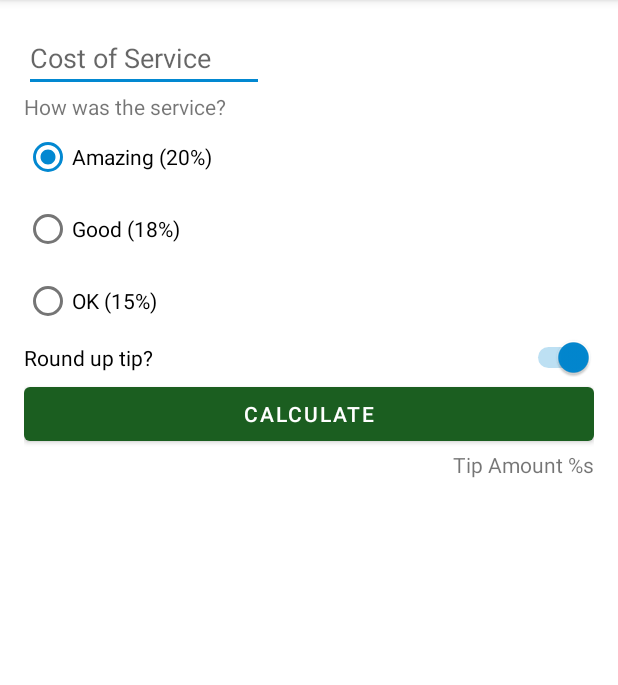
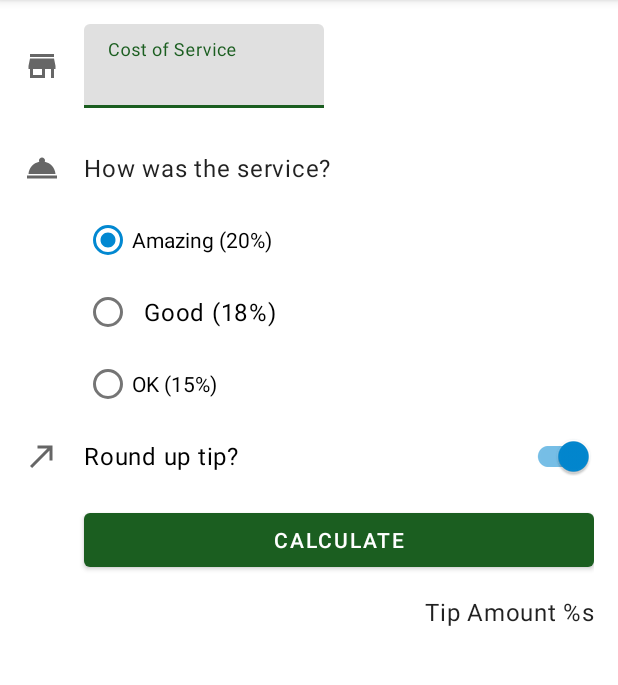
Before and after one commit to dedywong31/android-kotlin-tip-calculator-app, an Android app: the screen it shows after launch (MainActivity), on a phone screen of 412 x 824 dp, the part 84-769 px from its top. Run offline under Robolectric (Android 15) with nearby library versions, the phone set to English and light mode, and no system bars; 2 statements that could not run were skipped.

Commit message:
pollish user experience part 1

```diff
--- a/app/build.gradle
+++ b/app/build.gradle
@@ -14,6 +14,7 @@ android {
         versionName "1.0"
 
         testInstrumentationRunner "androidx.test.runner.AndroidJUnitRunner"
+        vectorDrawables.useSupportLibrary = true
     }
 
     buildTypes {
--- a/app/src/main/java/com/example/tiptime/MainActivity.kt
+++ b/app/src/main/java/com/example/tiptime/MainActivity.kt
@@ -17,7 +17,7 @@ class MainActivity : AppCompatActivity() {
     }
 
     private fun calculateTip() {
-        val stringInTextField = binding.costOfService.text.toString()
+        val stringInTextField = binding.costOfServiceEditText.text.toString()
         val cost = stringInTextField.toDoubleOrNull()
         // If the cost is null or 0, then display 0 tip and exit this function early.
         if (cost == null) {
--- /dev/null
+++ b/app/src/main/res/drawable/ic_round_up.xml
@@ -0,0 +1,10 @@
+<vector xmlns:android="http://schemas.android.com/apk/res/android"
+    android:width="24dp"
+    android:height="24dp"
+    android:viewportWidth="24"
+    android:viewportHeight="24"
+    android:tint="?attr/colorControlNormal">
+  <path
+      android:fillColor="@android:color/white"
+      android:pathData="M9,5v2h6.59L4,18.59 5.41,20 17,8.41V15h2V5z"/>
+</vector>
--- /dev/null
+++ b/app/src/main/res/drawable/ic_service.xml
@@ -0,0 +1,10 @@
+<vector xmlns:android="http://schemas.android.com/apk/res/android"
+    android:width="24dp"
+    android:height="24dp"
+    android:viewportWidth="24"
+    android:viewportHeight="24"
+    android:tint="?attr/colorControlNormal">
+  <path
+      android:fillColor="@android:color/white"
+      android:pathData="M2,17h20v2L2,19zM13.84,7.79c0.1,-0.24 0.16,-0.51 0.16,-0.79 0,-1.1 -0.9,-2 -2,-2s-2,0.9 -2,2c0,0.28 0.06,0.55 0.16,0.79C6.25,8.6 3.27,11.93 3,16h18c-0.27,-4.07 -3.25,-7.4 -7.16,-8.21z"/>
+</vector>
--- /dev/null
+++ b/app/src/main/res/drawable/ic_store.xml
@@ -0,0 +1,10 @@
+<vector xmlns:android="http://schemas.android.com/apk/res/android"
+    android:width="24dp"
+    android:height="24dp"
+    android:viewportWidth="24"
+    android:viewportHeight="24"
+    android:tint="?attr/colorControlNormal">
+  <path
+      android:fillColor="@android:color/white"
+      android:pathData="M20,4L4,4v2h16L20,4zM21,14v-2l-1,-5L4,7l-1,5v2h1v6h10v-6h4v6h2v-6h1zM12,18L6,18v-4h6v4z"/>
+</vector>
--- a/app/src/main/res/layout/activity_main.xml
+++ b/app/src/main/res/layout/activity_main.xml
@@ -7,22 +7,54 @@
     android:padding="16dp"
     tools:context=".MainActivity">
 
-    <EditText
+    <ImageView
+        android:id="@+id/icon_cost_of_service"
+        android:layout_width="wrap_content"
+        android:layout_height="wrap_content"
+        android:importantForAccessibility="no"
+        app:layout_constraintBottom_toBottomOf="@id/cost_of_service"
+        app:layout_constraintStart_toStartOf="parent"
+        app:layout_constraintTop_toTopOf="@+id/cost_of_service"
+        app:srcCompat="@drawable/ic_store" />
+
+
+    <com.google.android.material.textfield.TextInputLayout
         android:id="@+id/cost_of_service"
         android:layout_width="160dp"
         android:layout_height="wrap_content"
+        android:layout_marginStart="16dp"
         android:hint="@string/cost_of_service"
-        android:inputType="numberDecimal"
+        app:layout_constraintStart_toEndOf="@id/icon_cost_of_service"
+        app:layout_contraintTop_toTopOf="parent">
+
+        <com.google.android.material.textfield.TextInputEditText
+            android:id="@+id/cost_of_service_edit_text"
+            android:layout_width="match_parent"
+            android:layout_height="wrap_content"
+            android:inputType="numberDecimal" />
+
+    </com.google.android.material.textfield.TextInputLayout>
+
+    <ImageView
+        android:id="@+id/icon_service_question"
+        android:layout_width="wrap_content"
+        android:layout_height="wrap_content"
+        android:importantForAccessibility="no"
+        app:layout_constraintBottom_toBottomOf="@id/service_question"
         app:layout_constraintStart_toStartOf="parent"
-        app:layout_contraintTop_toTopOf="parent" />
+        app:layout_constraintTop_toTopOf="@id/service_question"
+        app:srcCompat="@drawable/ic_service" />
 
     <TextView
         android:id="@+id/service_question"
+        style="@style/Widget.TipTime.TextView"
         android:layout_width="wrap_content"
         android:layout_height="wrap_content"
+        android:layout_marginStart="16dp"
+        android:layout_marginTop="16dp"
         android:text="@string/how_was_the_service"
-        app:layout_constraintTop_toBottomOf="@id/cost_of_service"
-        app:layout_contraintStart_toStartOf="parent" />
+        app:layout_constraintStart_toEndOf="@id/icon_service_question"
+        app:layout_constraintTop_toBottomOf="@id/cost_of_service" />
 
     <RadioGroup
         android:id="@+id/tip_options"
@@ -30,7 +62,8 @@
         android:layout_height="wrap_content"
         android:checkedButton="@id/option_twenty_percent"
         android:orientation="vertical"
-        app:layout_constraintStart_toStartOf="parent"
+
+        app:layout_constraintStart_toStartOf="@id/service_question"
         app:layout_constraintTop_toBottomOf="@id/service_question">
 
         <!-- add RadioButtons here -->
@@ -43,6 +76,7 @@
         <RadioButton
             android:id="@+id/option_eighteen_percent"
             android:layout_width="wrap_content"
+            style="@style/Widget.TipTime.CompoundButton.RadioButton"
             android:layout_height="wrap_content"
             android:text="@string/good_service" />
 
@@ -54,33 +88,48 @@
 
     </RadioGroup>
 
-    <Switch
+    <ImageView
+        android:id="@+id/icon_round_up"
+        android:layout_width="wrap_content"
+        android:layout_height="wrap_content"
+        android:importantForAccessibility="no"
+        app:layout_constraintBottom_toBottomOf="@id/round_up_switch"
+        app:layout_constraintStart_toStartOf="parent"
+        app:layout_constraintTop_toTopOf="@id/round_up_switch"
+        app:srcCompat="@drawable/ic_round_up" />
+
+    <com.google.android.material.switchmaterial.SwitchMaterial
         android:id="@+id/round_up_switch"
+        style="@style/Widget.TipTime.CompoundButton.Switch"
         android:layout_width="0dp"
         android:layout_height="wrap_content"
+        android:layout_marginStart="16dp"
         android:checked="true"
         android:text="Round up tip?"
         app:layout_constraintEnd_toEndOf="parent"
-        app:layout_constraintStart_toStartOf="parent"
+        app:layout_constraintStart_toEndOf="@id/icon_round_up"
         app:layout_constraintTop_toBottomOf="@id/tip_options" />
 
     <Button
         android:id="@+id/calculator_button"
         android:layout_width="0dp"
         android:layout_height="wrap_content"
+        android:layout_marginTop="8dp"
         android:text="Calculate"
         app:layout_constraintEnd_toEndOf="parent"
-        app:layout_constraintStart_toStartOf="parent"
+        app:layout_constraintStart_toStartOf="@id/round_up_switch"
         app:layout_constraintTop_toBottomOf="@id/round_up_switch" />
 
     <TextView
         android:id="@+id/tip_result"
+        style="@style/Widget.TipTime.TextView"
         android:layout_width="wrap_content"
         android:layout_height="wrap_content"
+        android:marginTop="8dp"
         android:text="@string/tip_amount"
-        tools:text="Tip Amount: $10"
         app:layout_constraintEnd_toEndOf="parent"
-        app:layout_constraintTop_toBottomOf="@id/calculator_button" />
+        app:layout_constraintTop_toBottomOf="@id/calculator_button"
+        tools:text="Tip Amount: $10" />
 
 
 </androidx.constraintlayout.widget.ConstraintLayout>
--- a/app/src/main/res/values/styles.xml
+++ b/app/src/main/res/values/styles.xml
@@ -1 +1,18 @@
-<resources></resources>
+<resources>
+    <style name="Widget.TipTime.TextView" parent="Widget.MaterialComponents.TextView">
+        <item name="android:minHeight">48dp</item>
+        <item name="android:gravity">center_vertical</item>
+        <item name="android:textAppearance">?attr/textAppearanceBody1</item>
+    </style>
+
+    <style name="Widget.TipTime.CompoundButton.Switch" parent="Widget.MaterialComponents.CompoundButton.Switch">
+        <item name="android:minHeight">48dp</item>
+        <item name="android:gravity">center_vertical</item>
+        <item name="android:textAppearance">?attr/textAppearanceBody1</item>
+    </style>
+
+    <style name="Widget.TipTime.CompoundButton.RadioButton" parent="Widget.MaterialComponents.CompoundButton.RadioButton">
+        <item name="android:paddingStart">8dp</item>
+        <item name="android:textAppearance">?attr/textAppearanceBody1</item>
+    </style>
+</resources>
```
